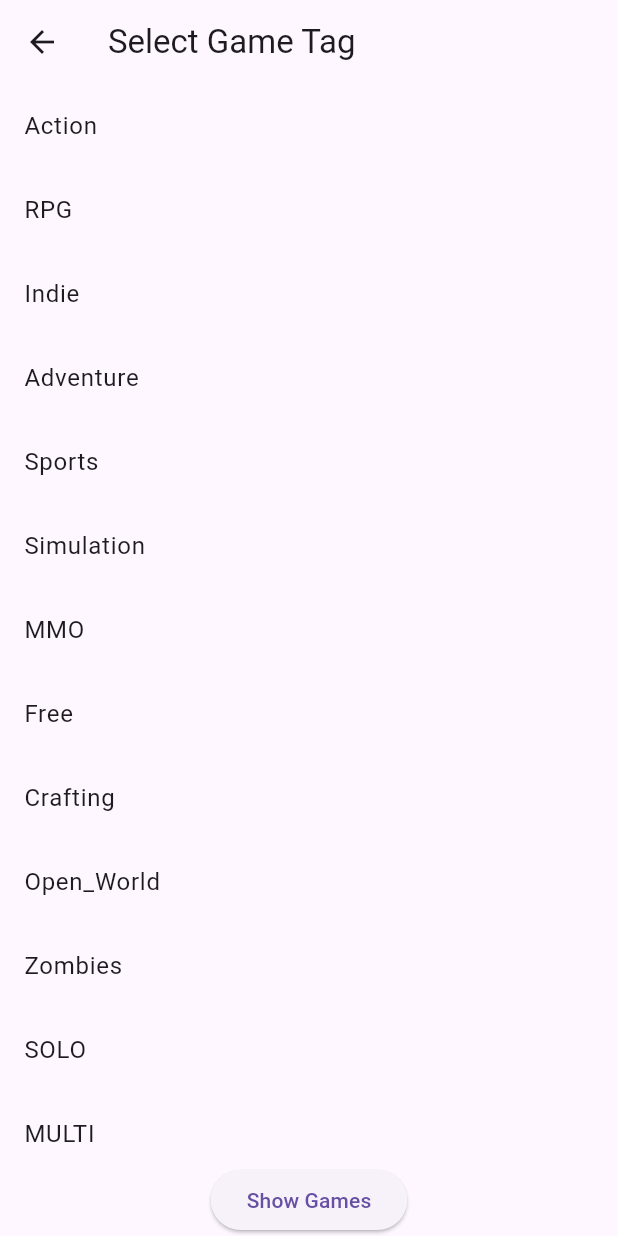
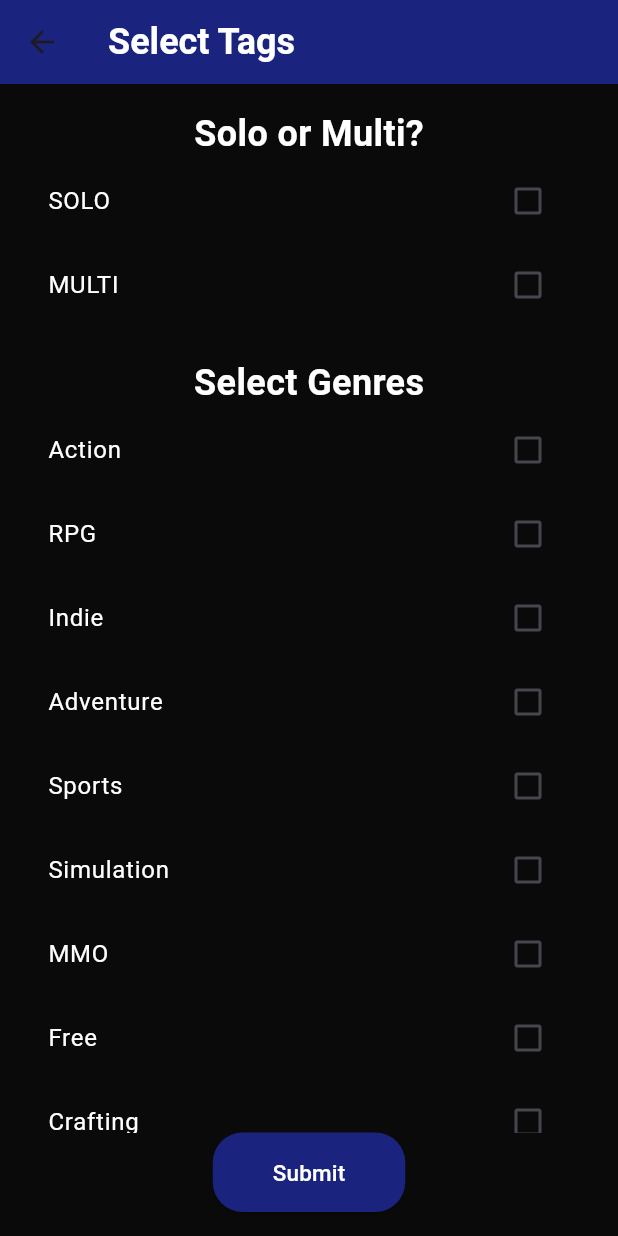
Before and after one commit to kwon5346/Gamemory, a Flutter app: the GameTagPage screen opened directly, on a phone screen of 412 x 824 dp. Run offline on Flutter 3.47's test engine with Material 3 defaults, Android fonts, the phone set to English and light mode, and no system bars; our stand-ins replace cloud_firestore, firebase_auth, firebase_core; accounts and stored records are empty.

Commit message:
Add email,password datain user DB Fix game_list_page Fix game_tag_page

```diff
--- a/lib/game_tag_page.dart
+++ b/lib/game_tag_page.dart
@@ -7,58 +7,120 @@ class GameTagPage extends StatefulWidget {
 }
 
 class _GameTagPageState extends State<GameTagPage> {
-  final List<String> tags = [
-    'Action', 'RPG', 'Indie', 'Adventure', 'Sports', 'Simulation',
-    'MMO', 'Free', 'Crafting', 'Open_World', 'Zombies', 'SOLO',
-    'MULTI', 'CASUAL', 'DARK', 'CUTE', 'MUSIC', 'COMEDY',
-    'HORROR', 'STORYRICH', 'RELAXING', 'SURVIVE', 'STRATGY',
-    'PUZZLE', 'FANTASY', 'VIOLENT', 'SHOOTER', 'RACING', 'FARM',
+  final List<String> _tags = [
+    'SOLO', 'MULTI', 'Action', 'RPG', 'Indie', 'Adventure', 'Sports',
+    'Simulation', 'MMO', 'Free', 'Crafting', 'Open_World', 'Zombies',
+    'CASUAL', 'DARK', 'CUTE', 'MUSIC', 'COMEDY', 'HORROR', 'STORYRICH',
+    'RELAXING', 'SURVIVE', 'STRATGY', 'PUZZLE', 'FANTASY', 'VIOLENT',
+    'SHOOTER', 'RACING', 'FARM'
   ];
 
-  String? selectedTag;
+  final Set<String> _selectedTags = Set<String>();
+
+  void _onTagSelected(bool selected, String tagName) {
+    setState(() {
+      if (selected) {
+        _selectedTags.add(tagName);
+      } else {
+        _selectedTags.remove(tagName);
+      }
+    });
+  }
+
+  void _submitTags() {
+    Navigator.push(
+      context,
+      MaterialPageRoute(
+        builder: (context) => GameListPage(selectedTags: _selectedTags.toList()),
+      ),
+    );
+  }
 
   @override
   Widget build(BuildContext context) {
     return Scaffold(
+      backgroundColor: Color(0xFF0A0A0A),
       appBar: AppBar(
-        title: Text('Select Game Tag'),
+        title: Text('Select Tags'),
+        titleTextStyle: TextStyle(
+          color: Colors.white,
+          fontSize: 24,
+          fontWeight: FontWeight.bold,
         ),
-      body: Column(
-        children: [
+        backgroundColor: Colors.indigo[900],
+      ),
+      body: Padding(
+        padding: const EdgeInsets.all(16.0),
+        child: Column(
+          children: <Widget>[
+            Text(
+              'Solo or Multi?',
+              style: TextStyle(
+                color: Colors.white,
+                fontSize: 24,
+                fontWeight: FontWeight.bold,
+              ),
+            ),
+            CheckboxListTile(
+              activeColor: Colors.indigo[900],
+              checkColor: Colors.white,
+              value: _selectedTags.contains('SOLO'),
+              title: Text('SOLO', style: TextStyle(color: Colors.white)),
+              onChanged: (bool? selected) {
+                _onTagSelected(selected!, 'SOLO');
+              },
+            ),
+            CheckboxListTile(
+              activeColor: Colors.indigo[900],
+              checkColor: Colors.white,
+              value: _selectedTags.contains('MULTI'),
+              title: Text('MULTI', style: TextStyle(color: Colors.white)),
+              onChanged: (bool? selected) {
+                _onTagSelected(selected!, 'MULTI');
+              },
+            ),
+            SizedBox(height: 20),
+            Text(
+              'Select Genres',
+              style: TextStyle(
+                color: Colors.white,
+                fontSize: 24,
+                fontWeight: FontWeight.bold,
+              ),
+            ),
             Expanded(
-            child: ListView.builder(
-              itemCount: tags.length,
-              itemBuilder: (context, index) {
-                return ListTile(
-                  title: Text(tags[index]),
-                  onTap: () {
-                    setState(() {
-                      selectedTag = tags[index];
-                    });
+              child: ListView(
+                children: _tags.skip(2).map((tag) {
+                  return CheckboxListTile(
+                    activeColor: Colors.indigo[900],
+                    checkColor: Colors.white,
+                    value: _selectedTags.contains(tag),
+                    title: Text(tag, style: TextStyle(color: Colors.white)),
+                    onChanged: (bool? selected) {
+                      _onTagSelected(selected!, tag);
                     },
-                  selected: tags[index] == selectedTag,
                   );
-              },
+                }).toList(),
               ),
             ),
             ElevatedButton(
-            onPressed: () {
-              if (selectedTag != null) {
-                Navigator.push(
-                  context,
-                  MaterialPageRoute(
-                    builder: (context) => GameListPage(tag: selectedTag!),
+              onPressed: _submitTags,
+              style: ElevatedButton.styleFrom(
+                backgroundColor: Colors.indigo[900],
+                shape: RoundedRectangleBorder(
+                  borderRadius: BorderRadius.circular(20.0),
                 ),
-                );
-              } else {
-                ScaffoldMessenger.of(context).showSnackBar(
-                    SnackBar(content: Text('Please select a tag'))
-                );
-              }
-            },
-            child: Text('Show Games'),
+              ),
+              child: Padding(
+                padding: const EdgeInsets.all(16.0),
+                child: Text(
+                  'Submit',
+                  style: TextStyle(fontSize: 15, color: Colors.white),
+                ),
+              ),
             ),
           ],
+        ),
       ),
     );
   }
--- a/lib/main.dart
+++ b/lib/main.dart
@@ -175,4 +175,3 @@ class _LoginPageState extends State<LoginPage> {
     );
   }
 }
-//test
--- a/lib/signup_page.dart
+++ b/lib/signup_page.dart
@@ -33,6 +33,8 @@ class _SignUpPageState extends State<SignUpPage> {
         );
 
         await FirebaseFirestore.instance.collection('users').doc(userCredential.user!.uid).set({
+          'email': _emailController.text,
+          'password': _passwordController.text,
           'name': _nameController.text,
           'gender': _selectedGender,
           'age': int.parse(_ageController.text),
```
Also changed, not shown: lib/game_list_page.dart (+99 -7 lines). Lines whose indentation alone changed are shown as unchanged.
